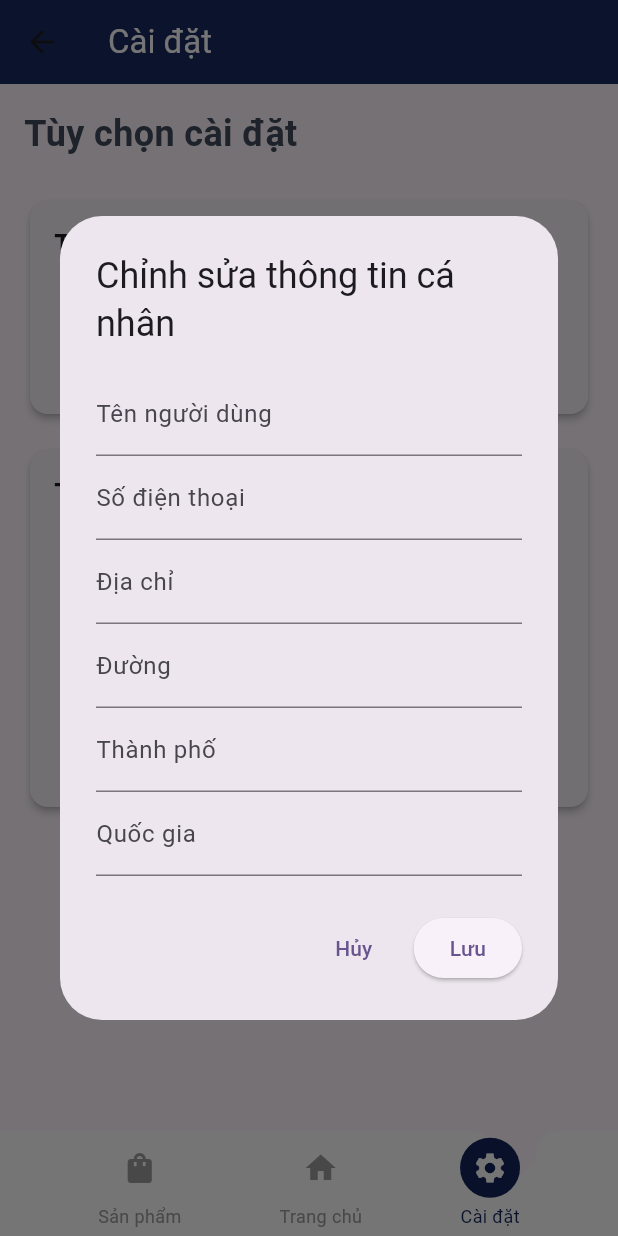
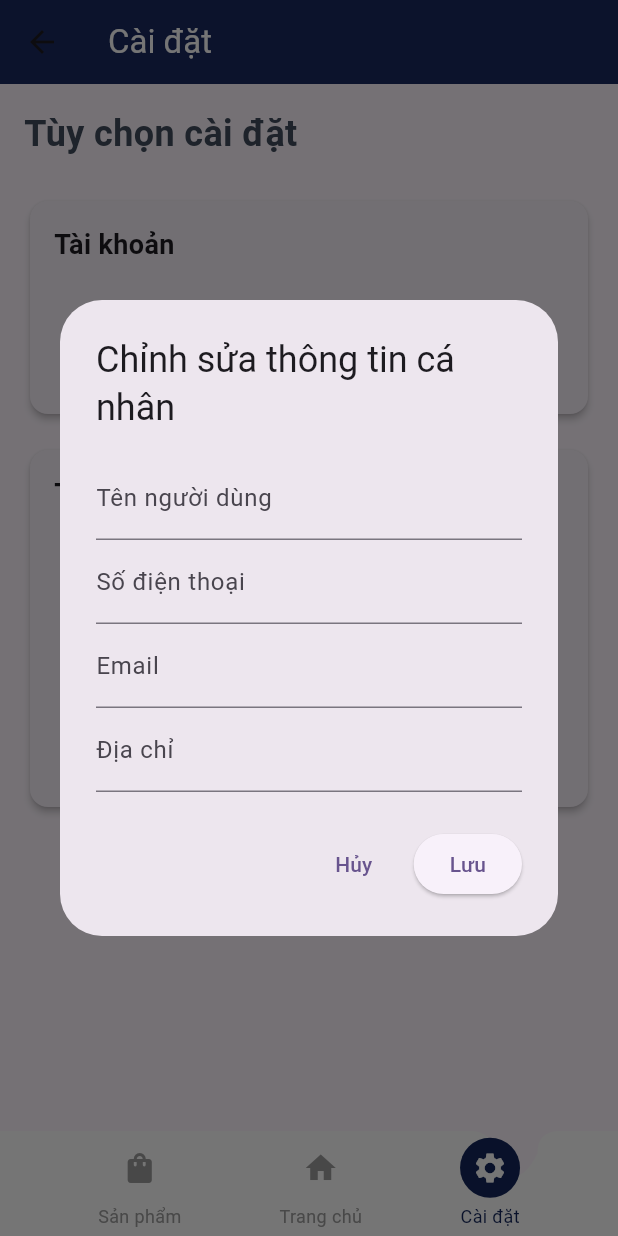
Before and after one commit to tamntm39/Sales_App, a Flutter app: the MainScreen screen opened directly, item 3 of the bottom bar chosen, after a tap on the "person" icon, on a phone screen of 412 x 824 dp. Run offline on Flutter 3.47's test engine with Material 3 defaults, Android fonts, the phone set to English and light mode, and no system bars; our stand-ins replace cached_network_image, carousel_slider, cloud_firestore, firebase_auth, firebase_core, firebase_messaging and 8 more; missing offline and left inert: image_card; accounts and stored records are empty.

Commit message:
nộp bài

```diff
--- a/lib/models/user-model.dart
+++ b/lib/models/user-model.dart
@@ -3,13 +3,15 @@ class UserModel {
   final String username;
   final String email;
   final String phone;
+  final String userAddress;
+  final bool isActive;
+
+  // Các trường không có trong BE để giá trị mặc định hoặc bỏ luôn nếu không dùng
   final String userImg;
   final String userDeviceToken;
   final String country;
-  final String userAddress;
   final String street;
   final bool isAdmin;
-  final bool isActive;
   final dynamic createdOn;
   final String city;
 
@@ -18,52 +20,51 @@ class UserModel {
     required this.username,
     required this.email,
     required this.phone,
-    required this.userImg,
-    required this.userDeviceToken,
-    required this.country,
     required this.userAddress,
-    required this.street,
-    required this.isAdmin,
     required this.isActive,
-    required this.createdOn,
-    required this.city,
+    this.userImg = '',
+    this.userDeviceToken = '',
+    this.country = '',
+    this.street = '',
+    this.isAdmin = false,
+    this.createdOn,
+    this.city = '',
   });
 
-  // Serialize the UserModel instance to a JSON map
+  factory UserModel.fromMap(Map<String, dynamic> json) {
+    return UserModel(
+      uId: json['customerId']?.toString() ?? '',
+      username: json['fullname'] ?? '',
+      email: json['email'] ?? '',
+      phone: json['phone'] ?? '',
+      userAddress: json['address'] ?? '',
+      isActive: json['isActive'] ?? false,
+      // Các trường dưới đây sẽ luôn có giá trị mặc định nếu BE không trả về
+      userImg: json['userImg'] ?? '',
+      userDeviceToken: json['userDeviceToken'] ?? '',
+      country: json['country'] ?? '',
+      street: json['street'] ?? '',
+      isAdmin: json['isAdmin'] ?? false,
+      createdOn: json['createdOn'],
+      city: json['city'] ?? '',
+    );
+  }
+
   Map<String, dynamic> toMap() {
     return {
-      'uId': uId,
-      'username': username,
+      'customerId': uId,
+      'fullname': username,
       'email': email,
       'phone': phone,
+      'address': userAddress,
+      'isActive': isActive,
       'userImg': userImg,
       'userDeviceToken': userDeviceToken,
       'country': country,
-      'userAddress': userAddress,
       'street': street,
       'isAdmin': isAdmin,
-      'isActive': isActive,
       'createdOn': createdOn,
       'city': city,
     };
   }
-
-  // Create a UserModel instance from a JSON map
-  factory UserModel.fromMap(Map<String, dynamic> json) {
-    return UserModel(
-      uId: json['uId'],
-      username: json['username'],
-      email: json['email'],
-      phone: json['phone'],
-      userImg: json['userImg'],
-      userDeviceToken: json['userDeviceToken'],
-      country: json['country'],
-      userAddress: json['userAddress'],
-      street: json['street'],
-      isAdmin: json['isAdmin'],
-      isActive: json['isActive'],
-      createdOn: json['createdOn'].toString(),
-      city: json['city'],
-    );
-  }
 }
--- a/lib/screens/user-panel/settings-screen.dart
+++ b/lib/screens/user-panel/settings-screen.dart
@@ -2,10 +2,11 @@ import 'package:chichanka_perfume/models/user-model.dart';
 import 'package:chichanka_perfume/screens/user-panel/all-products-screen.dart';
 import 'package:chichanka_perfume/screens/user-panel/main-screen.dart';
 import 'package:chichanka_perfume/utils/app-constant.dart';
-import 'package:cloud_firestore/cloud_firestore.dart';
-import 'package:firebase_auth/firebase_auth.dart';
 import 'package:flutter/material.dart';
 import 'package:get/get.dart';
+import 'package:shared_preferences/shared_preferences.dart';
+import 'package:chichanka_perfume/services/customer/get_customer_service.dart';
+import 'package:chichanka_perfume/services/customer/update_customer_service.dart';
 
 class SettingsScreen extends StatefulWidget {
   const SettingsScreen({super.key});
@@ -15,10 +16,10 @@ class SettingsScreen extends StatefulWidget {
 }
 
 class _SettingsScreenState extends State<SettingsScreen> {
-  bool _notificationsEnabled = true; // Default notification state
-  bool _isDarkMode = false; // Default theme state
+  bool _notificationsEnabled = true;
+  bool _isDarkMode = false;
   UserModel? _userModel;
-  int _selectedIndex = 2; // Mặc định chọn "Cài đặt"
+  int _selectedIndex = 2;
 
   @override
   void initState() {
@@ -28,16 +29,16 @@ class _SettingsScreenState extends State<SettingsScreen> {
 
   Future<void> _loadUserData() async {
     try {
-      User? currentUser = FirebaseAuth.instance.currentUser;
-      if (currentUser != null) {
-        DocumentSnapshot doc = await FirebaseFirestore.instance
-            .collection('users')
-            .doc(currentUser.uid)
-            .get();
-        if (doc.exists) {
+      final prefs = await SharedPreferences.getInstance();
+      int? customerId = prefs.getInt('customerId');
+      if (customerId != null) {
+        final result = await GetCustomerService().getCustomer(customerId);
+        if (result['success']) {
           setState(() {
-            _userModel = UserModel.fromMap(doc.data() as Map<String, dynamic>);
+            _userModel = UserModel.fromMap(result['data']);
           });
+        } else {
+          Get.snackbar("Lỗi", result['message'] ?? "Không thể tải thông tin người dùng");
         }
       }
     } catch (e) {
@@ -76,14 +77,10 @@ class _SettingsScreenState extends State<SettingsScreen> {
         TextEditingController(text: _userModel?.username);
     final TextEditingController phoneController =
         TextEditingController(text: _userModel?.phone);
+    final TextEditingController emailController =
+        TextEditingController(text: _userModel?.email);
     final TextEditingController addressController =
         TextEditingController(text: _userModel?.userAddress);
-    final TextEditingController streetController =
-        TextEditingController(text: _userModel?.street);
-    final TextEditingController cityController =
-        TextEditingController(text: _userModel?.city);
-    final TextEditingController countryController =
-        TextEditingController(text: _userModel?.country);
 
     showDialog(
       context: context,
@@ -96,28 +93,19 @@ class _SettingsScreenState extends State<SettingsScreen> {
               children: [
                 TextField(
                   controller: usernameController,
-                  decoration:
-                      const InputDecoration(labelText: "Tên người dùng"),
+                  decoration: const InputDecoration(labelText: "Tên người dùng"),
                 ),
                 TextField(
                   controller: phoneController,
                   decoration: const InputDecoration(labelText: "Số điện thoại"),
                 ),
                 TextField(
+                  controller: emailController,
+                  decoration: const InputDecoration(labelText: "Email"),
+                ),
+                TextField(
                   controller: addressController,
                   decoration: const InputDecoration(labelText: "Địa chỉ"),
-                ),
-                TextField(
-                  controller: streetController,
-                  decoration: const InputDecoration(labelText: "Đường"),
-                ),
-                TextField(
-                  controller: cityController,
-                  decoration: const InputDecoration(labelText: "Thành phố"),
-                ),
-                TextField(
-                  controller: countryController,
-                  decoration: const InputDecoration(labelText: "Quốc gia"),
                 ),
               ],
             ),
@@ -130,31 +118,30 @@ class _SettingsScreenState extends State<SettingsScreen> {
             ElevatedButton(
               onPressed: () async {
                 try {
-                  User? currentUser = FirebaseAuth.instance.currentUser;
-                  if (currentUser != null) {
-                    await FirebaseFirestore.instance
-                        .collection('users')
-                        .doc(currentUser.uid)
-                        .update({
-                      'username': usernameController.text,
-                      'phone': phoneController.text,
-                      'userAddress': addressController.text,
-                      'street': streetController.text,
-                      'city': cityController.text,
-                      'country': countryController.text,
-                    });
+                  final prefs = await SharedPreferences.getInstance();
+                  int? customerId = prefs.getInt('customerId');
+                  if (customerId != null) {
+                    final result = await UpdateCustomerService().updateCustomer(
+                      customerId: customerId.toString(),
+                      fullname: usernameController.text,
+                      phone: phoneController.text,
+                      email: emailController.text,
+                      address: addressController.text,
+                    );
+                    if (result['success']) {
                       setState(() {
                         _userModel = _userModel?.copyWith(
                           username: usernameController.text,
                           phone: phoneController.text,
+                          email: emailController.text,
                           userAddress: addressController.text,
-                        street: streetController.text,
-                        city: cityController.text,
-                        country: countryController.text,
                         );
                       });
                       Get.snackbar("Thành công", "Thông tin đã được cập nhật");
                       Navigator.pop(context);
+                    } else {
+                      Get.snackbar("Lỗi", result['message'] ?? "Không thể cập nhật thông tin");
+                    }
                   }
                 } catch (e) {
                   Get.snackbar("Lỗi", "Không thể cập nhật thông tin");
--- a/pubspec.yaml
+++ b/pubspec.yaml
@@ -7,6 +7,7 @@ environment:
   sdk: ^3.6.0
 
 dependencies:
+
   cached_network_image: ^3.4.1
   carousel_slider: ^5.0.0
   cloud_firestore: ^5.6.5
@@ -31,6 +32,7 @@ dependencies:
   lottie: ^3.3.1
   share_plus: ^10.1.4
   url_launcher: ^6.3.1
+  shared_preferences: ^2.2.2
 
 dev_dependencies:
   flutter_test:
```
Also changed, not shown: lib/screens/auth-ui/sign-in-screen.dart (+5 -22 lines), lib/services/customer/get_customer_service.dart (added, +30 -0 lines), lib/services/customer/update_customer_service.dart (added, +40 -0 lines), pubspec.lock, 126 other files. Lines whose indentation alone changed are shown as unchanged.
